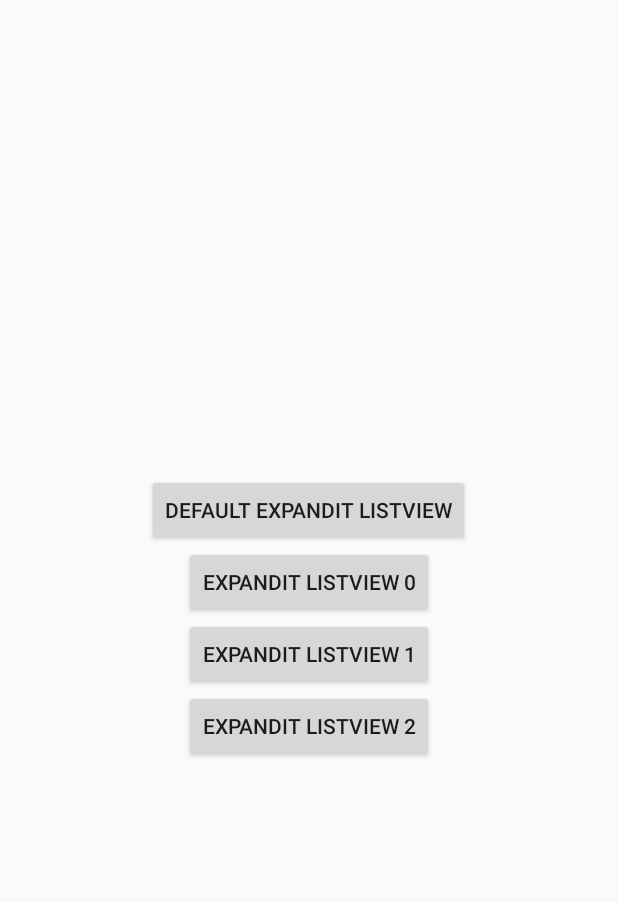
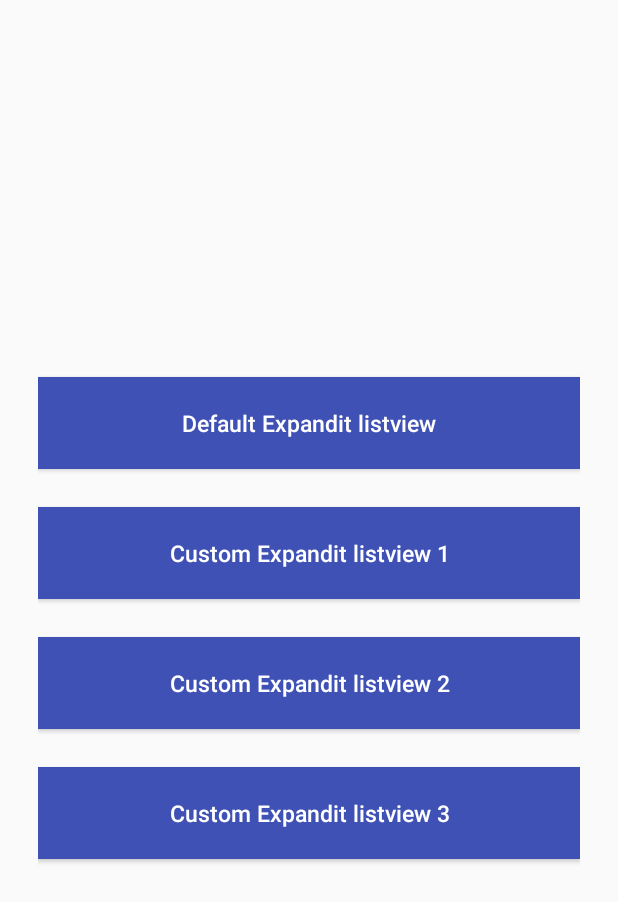
Before and after one commit to AmalH/expandit, an Android app: the screen it shows after launch (MainActivity), on a phone screen of 412 x 824 dp. Shown: the top 902 px of the screen. Run offline under Robolectric (Android 15) with nearby library versions, the phone set to English and light mode, and no system bars.

Commit message:
demo final

```diff
--- a/demo/src/main/java/amalhichri/androidprojects/com/expandit/MainActivity.java
+++ b/demo/src/main/java/amalhichri/androidprojects/com/expandit/MainActivity.java
@@ -50,7 +50,8 @@ public class MainActivity extends Activity {
             }
         };
         myMenu = new MenuBuilder(getApplicationContext());
-        myMenu.add(R.menu.my_menu);
+        myMenu.add(R.string.menuitem1);
+        myMenu.add(R.string.menuitem1);
 
         /**-------------------------------------- default list  ------------------------------------**/
         (findViewById(R.id.defaultUiBtn)).setOnClickListener(new View.OnClickListener() {
--- a/demo/src/main/res/layout/activity_main.xml
+++ b/demo/src/main/res/layout/activity_main.xml
@@ -1,32 +1,55 @@
 <?xml version="1.0" encoding="utf-8"?>
 <LinearLayout xmlns:android="http://schemas.android.com/apk/res/android"
-    xmlns:app="http://schemas.android.com/apk/res-auto"
     xmlns:tools="http://schemas.android.com/tools"
     android:layout_width="match_parent"
     android:layout_height="match_parent"
+    android:layout_margin="25dp"
     android:orientation="vertical"
     android:gravity="center"
     tools:context=".MainActivity">
 
     <Button
-        android:layout_width="wrap_content"
+        android:id="@+id/defaultUiBtn"
+        android:layout_width="match_parent"
         android:layout_height="wrap_content"
-        android:id="@+id/defaultUiBtn"
+        android:padding="20dp"
+        android:layout_marginBottom="25dp"
+        android:background="@color/colorPrimary"
+        android:textAllCaps="false"
+        android:textSize="7pt"
+        android:textColor="#FFF"
         android:text="Default Expandit listview" />
     <Button
-        android:layout_width="wrap_content"
+        android:id="@+id/customUiBtn0"
+        android:layout_width="match_parent"
         android:layout_height="wrap_content"
-        android:id="@+id/customUiBtn0"
-        android:text="Expandit listview 0" />
+        android:padding="20dp"
+        android:layout_marginBottom="25dp"
+        android:background="@color/colorPrimary"
+        android:textAllCaps="false"
+        android:textSize="7pt"
+        android:textColor="#FFF"
+        android:text="Custom Expandit listview 1" />
     <Button
-        android:layout_width="wrap_content"
+        android:id="@+id/customUiBtn1"
+        android:layout_width="match_parent"
         android:layout_height="wrap_content"
-        android:id="@+id/customUiBtn1"
-        android:text="Expandit listview 1" />
+        android:padding="20dp"
+        android:layout_marginBottom="25dp"
+        android:background="@color/colorPrimary"
+        android:textAllCaps="false"
+        android:textSize="7pt"
+        android:textColor="#FFF"
+        android:text="Custom Expandit listview 2" />
     <Button
-        android:layout_width="wrap_content"
+        android:id="@+id/customUiBtn2"
+        android:layout_width="match_parent"
         android:layout_height="wrap_content"
-        android:id="@+id/customUiBtn2"
-        android:text="Expandit listview 2" />
+        android:padding="20dp"
+        android:background="@color/colorPrimary"
+        android:textAllCaps="false"
+        android:textSize="7pt"
+        android:textColor="#FFF"
+        android:text="Custom Expandit listview 3" />
 
 </LinearLayout>
--- a/demo/src/main/res/values/strings.xml
+++ b/demo/src/main/res/values/strings.xml
@@ -1,3 +1,5 @@
 <resources>
-    <string name="app_name">Expandit</string>
+    <string name="app_name">Expandit Demo</string>
+    <string name="menuitem1"> Add to favs</string>
+    <string name="menuitem2"> Share</string>
 </resources>
```
